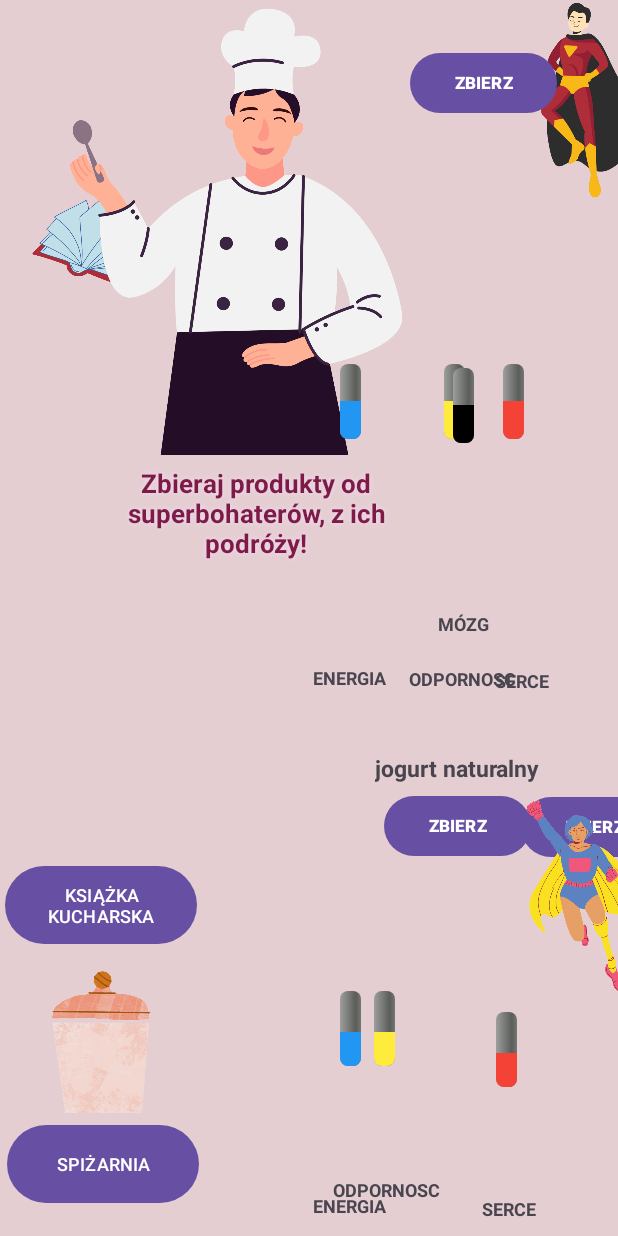
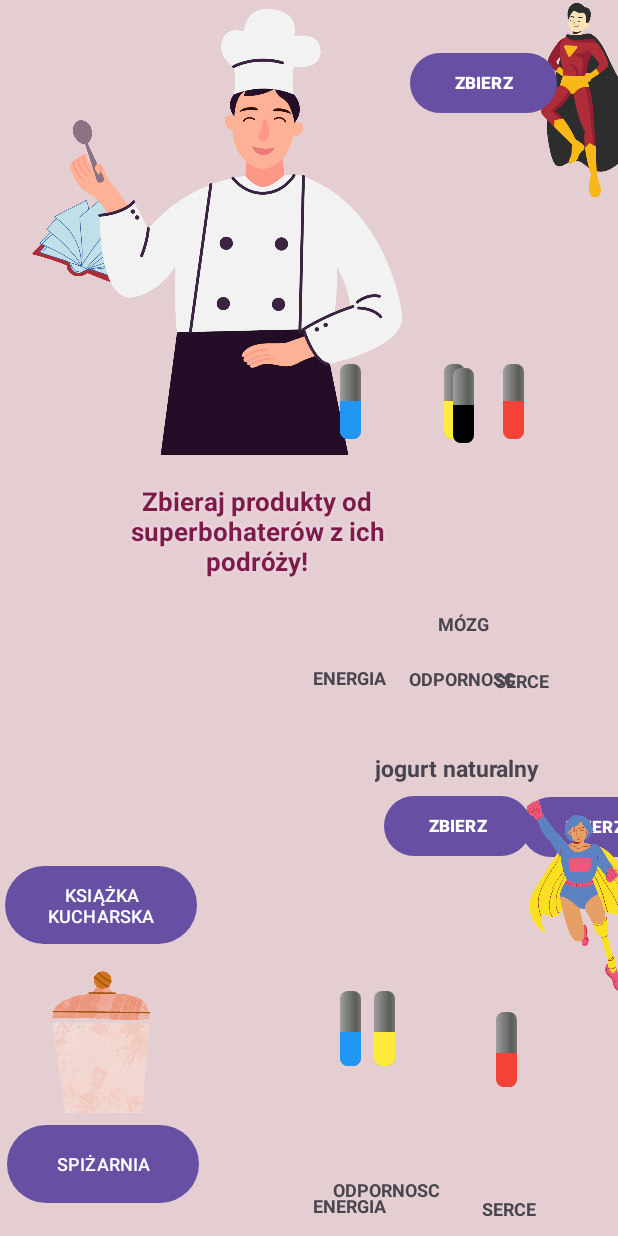
Before and after one commit to hannxa/java-android-app, an Android app: the screen it shows after launch (MainActivity), on a phone screen of 412 x 824 dp. Run offline under Robolectric (Android 15) with nearby library versions, the phone set to English and light mode, and no system bars.

Commit message:
usunięcie literówek

```diff
--- a/app/src/main/java/com/example/kuchniasupebohatera/MainActivity.java
+++ b/app/src/main/java/com/example/kuchniasupebohatera/MainActivity.java
@@ -196,7 +196,7 @@ public class MainActivity extends AppCompatActivity{
                         @Override
                         public void run() {
                             // Prompt the user to collect ingredients
-                            feedbackText.setText("Zbieraj produkty od superbohaterów, z ich podróży!");
+                            feedbackText.setText("Zbieraj produkty od superbohaterów z ich podróży!");
                         }
                     });
                 }
--- a/app/src/main/java/com/example/kuchniasupebohatera/RecipeBookActivity.java
+++ b/app/src/main/java/com/example/kuchniasupebohatera/RecipeBookActivity.java
@@ -87,7 +87,6 @@ public class RecipeBookActivity extends AppCompatActivity {
         ingredientsSalad.add(pantryIngredient.get(12));
         ingredientsSalad.add(pantryIngredient.get(13));
         ingredientsSalad.add(pantryIngredient.get(6));
-        ingredientsSalad.add(pantryIngredient.get(1));
 
         //ingredients for "owsianka"
         ingredientsOatMeal.add(pantryIngredient.get(3));
@@ -109,7 +108,7 @@ public class RecipeBookActivity extends AppCompatActivity {
         ingredientsSmoothie.add(pantryIngredient.get(18));
 
         // Map recipes to their ingredient lists
-        recipes.put("koktjl mocy", ingredientsCocktail);
+        recipes.put("koktajl mocy", ingredientsCocktail);
         recipes.put("sałatke z awokado i pomidorem", ingredientsSalad);
         recipes.put("owsianke z jagodami i orzechami", ingredientsOatMeal);
         recipes.put("złote mleko z kurkumą", ingredientsMilk);
--- a/app/src/main/res/layout/activity_main.xml
+++ b/app/src/main/res/layout/activity_main.xml
@@ -794,17 +794,17 @@
 
     <TextView
         android:id="@+id/feedbackText"
-        android:layout_width="191dp"
-        android:layout_height="70dp"
+        android:layout_width="214dp"
+        android:layout_height="93dp"
         android:layout_marginStart="30dp"
         android:layout_marginTop="4dp"
+        android:gravity="center"
+        android:shadowColor="@color/light_pink"
+        android:shadowRadius="4"
         android:text=""
-        android:gravity="center"
+        android:textColor="@color/startText"
         android:textSize="17sp"
         android:textStyle="bold"
-        android:textColor="@color/startText"
-        android:shadowColor="@color/light_pink"
-        android:shadowRadius="4"
         app:layout_constraintBottom_toBottomOf="parent"
         app:layout_constraintEnd_toEndOf="@+id/imageView3"
         app:layout_constraintHorizontal_bias="0.474"
--- a/app/src/main/res/values/strings.xml
+++ b/app/src/main/res/values/strings.xml
@@ -22,7 +22,7 @@
     <string name="koktajlmocy_skladniki">"SKŁADNIKI:\n\n1. banan\n2. szpinak\n3. awokado\n4. mleko\n5. miód\n6. cytryna\n7. kurkuma\n8. nasiona chia "</string>
     <string name="skladnikiOwsianki">"SKŁADNIKI:\n\n1. mleko\n2. jagody\n3. orzechy włoskie\n4. miód"</string>
     <string name="składnikiSmoothieBananowego">"SKŁADNIKI:\n\n1. banan\n2. szpinak \n3.woda kokosowa\n4. masło orzechowe"</string>
-    <string name="składnikiZlotegoMleka">"SKŁADNIKI:\n\n1. mleko\n 2. kukruma\n3. pieprz\n4. miód\n5. cynamon"</string>
+    <string name="składnikiZlotegoMleka">"SKŁADNIKI:\n\n1. mleko\n2. kurkuma\n3. pieprz\n4. miód\n5. cynamon"</string>
     <string name="składnikiSałatki">SKŁADNIKI:\n\n1. awokado\n2. pomidor\n3. cebula\n4. oliwa z oliwek\n5. sol morska\n6. pieprz\n7. cytryna</string>
     <string name="sprawdzMnieButton">Sprawdz\nmnie!</string>
 
```
